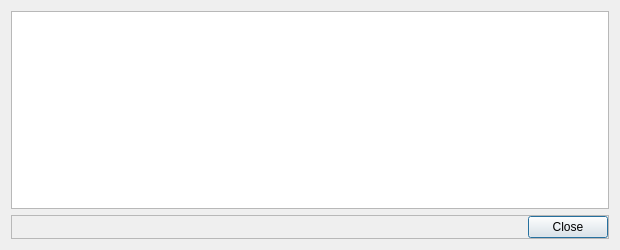
Old version of the form src/qt/forms/transactiondescdialog.ui in the repository WalkerWaqiOrg/bitcoin-abc.
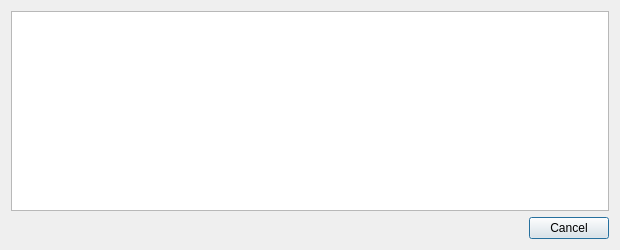
New version of the form.

```diff
--- a/src/qt/forms/transactiondescdialog.ui
+++ b/src/qt/forms/transactiondescdialog.ui
@@ -25,34 +25,15 @@
     </widget>
    </item>
    <item>
-    <widget class="QFrame" name="frame_2">
-     <property name="frameShape">
-      <enum>QFrame::StyledPanel</enum>
-     </property>
-     <property name="frameShadow">
-      <enum>QFrame::Raised</enum>
-     </property>
-     <layout class="QHBoxLayout" name="horizontalLayout">
-      <property name="leftMargin">
-       <number>0</number>
-      </property>
-      <property name="topMargin">
-       <number>0</number>
-      </property>
-      <property name="rightMargin">
-       <number>0</number>
-      </property>
-      <property name="bottomMargin">
-       <number>0</number>
-      </property>
+    <layout class="QHBoxLayout" name="horizontalLayout_2">
       <item>
-       <spacer name="horizontalSpacer">
+      <spacer name="horizontalSpacer_2">
         <property name="orientation">
          <enum>Qt::Horizontal</enum>
         </property>
         <property name="sizeHint" stdset="0">
          <size>
-          <width>516</width>
+         <width>413</width>
           <height>20</height>
          </size>
         </property>
@@ -61,12 +42,11 @@
       <item>
        <widget class="QPushButton" name="btnCancel">
         <property name="text">
-         <string>Close</string>
+        <string>Cancel</string>
         </property>
        </widget>
       </item>
      </layout>
-    </widget>
    </item>
   </layout>
  </widget>
```
Lines whose indentation alone changed are shown as unchanged.
